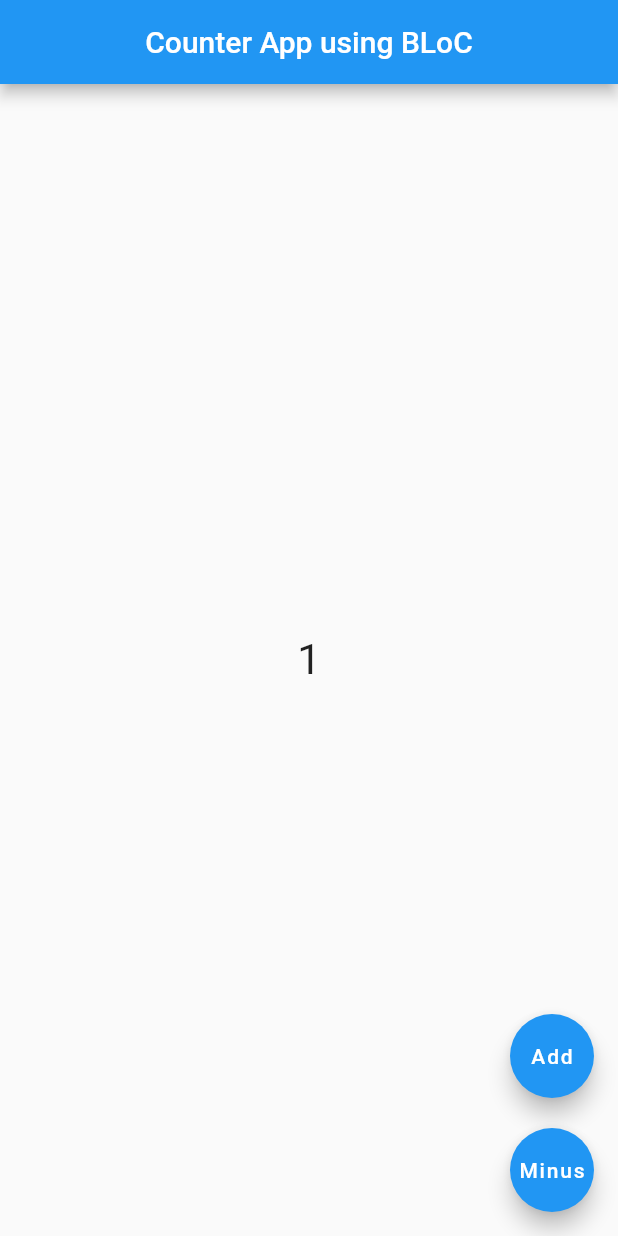
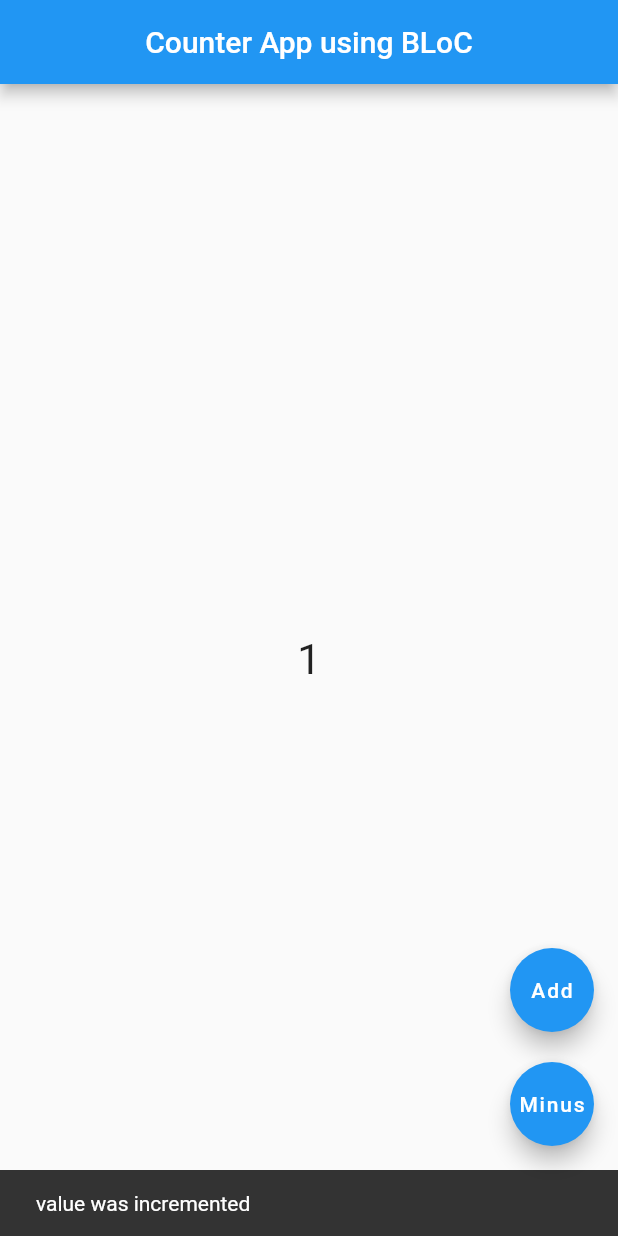
Before and after one commit to Lans12345/BLoC_CheatSheet, a Flutter app: the screen it shows after launch, after a tap on "Add", on a phone screen of 412 x 824 dp. Run offline on Flutter 3.47's test engine with Material 2 defaults, Android fonts, the phone set to English and light mode, and no system bars; our stand-ins replace bloc, flutter_bloc.

```diff
--- a/lib/screens/home_page.dart
+++ b/lib/screens/home_page.dart
@@ -16,16 +16,26 @@ class HomePage extends StatelessWidget {
         body: BlocConsumer<CounterCubit, CounterState>(
             // Bloc Consumer - has builder (UI thats being rebuild after the state is changed), listener (Logics to perform when the state changes)
             builder: ((context, state) {
+          // UI to be rebuild when the state changes
           return Center(
               child: Text(
             state.counterValue.toString(),
             style: const TextStyle(fontSize: 28),
           ));
         }), listener: ((context, state) {
+          // Logics to perform when the state changes
           if (state.wasIncremented == true) {
-            print('value was incremented');
+            ScaffoldMessenger.of(context).showSnackBar(
+              const SnackBar(
+                content: Text('value was incremented'),
+              ),
+            );
           } else {
-            print('value was decremented');
+            ScaffoldMessenger.of(context).showSnackBar(
+              const SnackBar(
+                content: Text('value was decremented'),
+              ),
+            );
           }
         })),
         floatingActionButton: Column(
```
